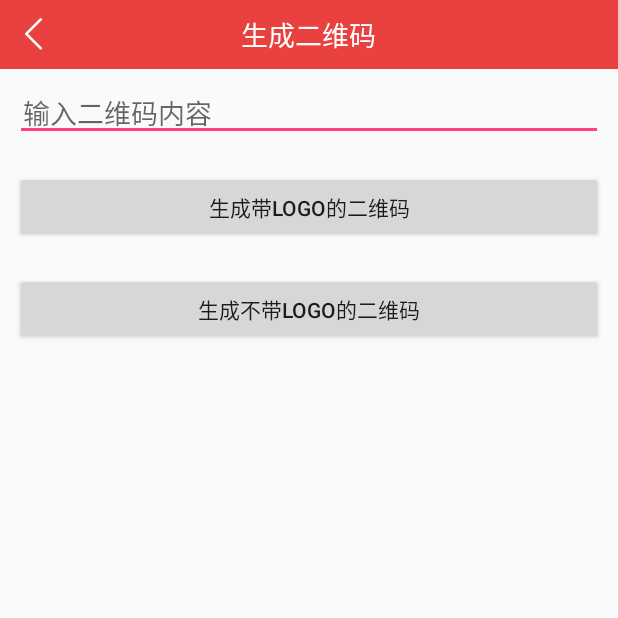
After one commit to ZoharAndroid/ZoharFrame, an Android app: the CreateCodeActivity screen opened directly, with no data from a screen before it, on a phone screen of 412 x 824 dp, the top half of it. The commit adds this screen. Run offline under Robolectric (Android 15) with nearby library versions, the phone set to English and light mode, and no system bars; libraries missing offline, so code that uses them is left out: com.uuzuche.lib_zxing.

Commit message:
二维码扫描/识别/生成
Signed-off-by: ZoharAndroid <1048132071@qq.com>

```diff
--- a/app/build.gradle
+++ b/app/build.gradle
@@ -29,4 +29,5 @@ dependencies {
     testCompile 'junit:junit:4.12'
     compile 'com.android.support:recyclerview-v7:26.0.0-alpha1'
     compile 'com.android.support:cardview-v7:26.0.0-alpha1'
+    compile 'cn.yipianfengye.android:zxing-library:2.2'
 }
--- /dev/null
+++ b/app/src/main/java/zzh/com/zoharframe/activity/conversation/CreateCodeActivity.java
@@ -0,0 +1,80 @@
+package zzh.com.zoharframe.activity.conversation;
+
+import android.graphics.Bitmap;
+import android.graphics.BitmapFactory;
+import android.os.Bundle;
+import android.text.TextUtils;
+import android.view.View;
+import android.widget.Button;
+import android.widget.EditText;
+import android.widget.ImageView;
+
+import com.uuzuche.lib_zxing.activity.CodeUtils;
+
+import zzh.com.zoharframe.R;
+import zzh.com.zoharframe.base.BaseActionBarActivity;
+import zzh.com.zoharframe.utils.ToastUtils;
+
+/**
+ * Created by zohar on 2017/9/29.
+ *
+ * 生成二维码
+ *
+ */
+
+public class CreateCodeActivity extends BaseActionBarActivity {
+
+    private Button mBtnLogoCode;
+    private Button mBtnCode;
+    private EditText mEtContent;
+    private ImageView mIvCode;
+
+    @Override
+    protected void onCreate(Bundle savedInstanceState) {
+        super.onCreate(savedInstanceState);
+        setContentView(R.layout.activity_create_code);
+        initActionBarTitle("生成二维码");
+
+        initCurrentView();
+        initCurrentEvent();
+    }
+
+    private void initCurrentView(){
+        mBtnCode = (Button)findViewById(R.id.btn_create_code_no_logo);
+        mBtnLogoCode = (Button)findViewById(R.id.btn_create_code_logo);
+        mEtContent = (EditText)findViewById(R.id.et_code_content);
+        mIvCode = (ImageView)findViewById(R.id.iv_create_code);
+    }
+
+    private void initCurrentEvent(){
+        mBtnLogoCode.setOnClickListener(new View.OnClickListener() {
+            @Override
+            public void onClick(View view) {
+                String textContent = mEtContent.getText().toString();
+                if (TextUtils.isEmpty(textContent)) {
+                    ToastUtils.showToast("您输入的内容为空");
+                    return;
+                }
+                mEtContent.setText("");
+                Bitmap mBitmap  = CodeUtils.createImage(textContent, 400, 400, BitmapFactory.decodeResource(getResources(), R.mipmap.ic_launcher));
+                mIvCode.setImageBitmap(mBitmap);
+
+            }
+        });
+
+        mBtnCode.setOnClickListener(new View.OnClickListener() {
+            @Override
+            public void onClick(View view) {
+
+                String textContent = mEtContent.getText().toString();
+                if (TextUtils.isEmpty(textContent)) {
+                    ToastUtils.showToast("您输入的内容为空");
+                    return;
+                }
+                mEtContent.setText("");
+                Bitmap mBitmap = CodeUtils.createImage(textContent, 400, 400, null);
+                mIvCode.setImageBitmap(mBitmap);
+            }
+        });
+    }
+}
--- a/app/src/main/java/zzh/com/zoharframe/application/ZoharApplication.java
+++ b/app/src/main/java/zzh/com/zoharframe/application/ZoharApplication.java
@@ -2,6 +2,8 @@ package zzh.com.zoharframe.application;
 
 import android.app.Application;
 import android.content.Context;
+
+import com.uuzuche.lib_zxing.activity.ZXingLibrary;
 
 /**
  * Created by zzh on 2017/7/24.
@@ -25,6 +27,8 @@ public class ZoharApplication extends Application {
         super.onCreate();
         application = this;
         mContext = getApplicationContext();
+        //初始化Zxing二维码库
+        ZXingLibrary.initDisplayOpinion(this);
     }
 
 
--- a/app/src/main/java/zzh/com/zoharframe/base/BaseActionBarActivity.java
+++ b/app/src/main/java/zzh/com/zoharframe/base/BaseActionBarActivity.java
@@ -48,8 +48,10 @@ public class BaseActionBarActivity extends BaseActivity implements View.OnClickL
     protected  void initView() {
         mTvActionBarTitle = (TextView) findViewById(R.id.tv_action_bar_title);
         mIvActionBarBack = (ImageView) findViewById(R.id.iv_action_bar_back);
-        mRlActionBarRoot = findViewById(R.id.rl_action_bar_root);
+        mRlActionBarRoot = (RelativeLayout) findViewById(R.id.rl_action_bar_root);
     }
+
+
 
 
     /**
--- a/app/src/main/java/zzh/com/zoharframe/fragment/ConversationFragment.java
+++ b/app/src/main/java/zzh/com/zoharframe/fragment/ConversationFragment.java
@@ -15,6 +15,7 @@ import zzh.com.zoharframe.activity.conversation.ItemSlideMenuRecyclerActivity;
 import zzh.com.zoharframe.activity.conversation.RecyclerActivity;
 import zzh.com.zoharframe.activity.conversation.RecyclerGalleryActivity;
 import zzh.com.zoharframe.activity.conversation.SwipeRefreshLayoutActivity;
+import zzh.com.zoharframe.activity.conversation.ZxingCodeActivity;
 import zzh.com.zoharframe.adapter.ConversationRecyclerAdapter;
 import zzh.com.zoharframe.base.BaseFragment;
 import zzh.com.zoharframe.config.Constants;
@@ -32,9 +33,9 @@ public class ConversationFragment extends BaseFragment {
     private View conversationView;
     private RecyclerView mRcView;
     private String[] dataNameList = new String[]{"RecyclerView显示", "RecyclerView的Gallery效果", "CardView与RecyclerView结合使用", "RecyclerView的GridLayout/分割线", "沉浸式模式",
-            "SwipeRefresh上下拉刷新", "RecyclerView侧滑菜单"};
+            "SwipeRefresh上下拉刷新", "RecyclerView侧滑菜单", "Zxing二维码"};
     private Class<?>[] activities = new Class<?>[]{RecyclerActivity.class, RecyclerGalleryActivity.class, CardRecyclerActivity.class, GridRecyclerActivity.class, ImmersiveModeActivity.class,
-            SwipeRefreshLayoutActivity.class, ItemSlideMenuRecyclerActivity.class};
+            SwipeRefreshLayoutActivity.class, ItemSlideMenuRecyclerActivity.class, ZxingCodeActivity.class};
 
     public static ConversationFragment newInstance() {
         Bundle args = new Bundle();
--- /dev/null
+++ b/app/src/main/res/layout/activity_create_code.xml
@@ -0,0 +1,38 @@
+<?xml version="1.0" encoding="utf-8"?>
+<LinearLayout xmlns:android="http://schemas.android.com/apk/res/android"
+    android:layout_width="match_parent"
+    android:layout_height="match_parent"
+    android:orientation="vertical">
+
+    <include layout="@layout/layout_action_bar" />
+
+
+    <EditText
+        android:id="@+id/et_code_content"
+        android:layout_margin="10dip"
+        android:padding="5dp"
+        android:layout_width="match_parent"
+        android:layout_height="wrap_content"
+        android:hint="输入二维码内容"/>
+
+    <Button
+        android:id="@+id/btn_create_code_logo"
+        android:layout_width="match_parent"
+        android:layout_height="wrap_content"
+        android:layout_margin="10dip"
+        android:text="生成带Logo的二维码" />
+
+    <Button
+        android:id="@+id/btn_create_code_no_logo"
+        android:layout_width="match_parent"
+        android:layout_height="wrap_content"
+        android:layout_margin="10dip"
+        android:text="生成不带Logo的二维码" />
+
+    <ImageView
+        android:id="@+id/iv_create_code"
+        android:layout_gravity="center"
+        android:layout_width="150dip"
+        android:layout_height="150dp"
+        />
+</LinearLayout>
```
Also changed, not shown: app/src/main/AndroidManifest.xml (+24 -4 lines), app/src/main/java/zzh/com/zoharframe/activity/conversation/ZxingCodeActivity.java (added, +137 -0 lines), app/src/main/res/layout/activity_zxing_code.xml (added, +33 -0 lines).
